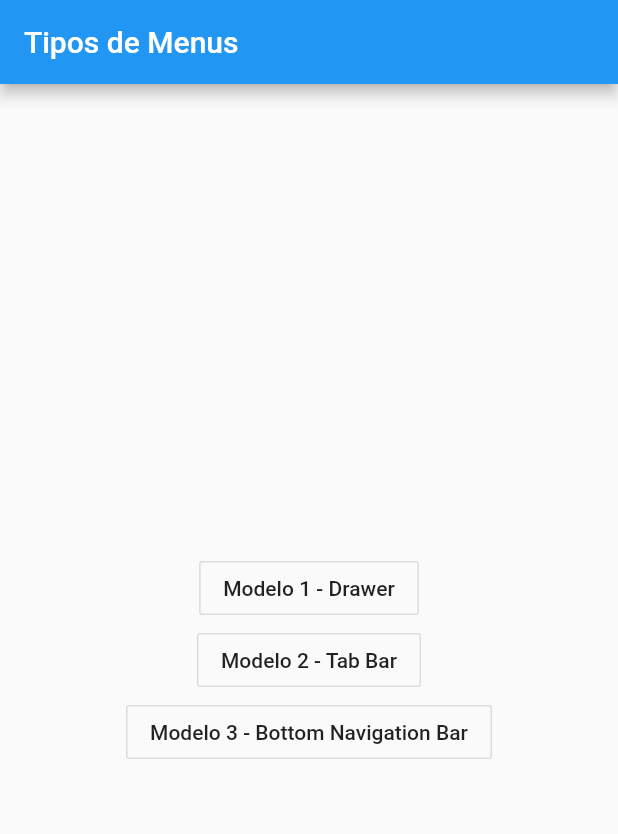
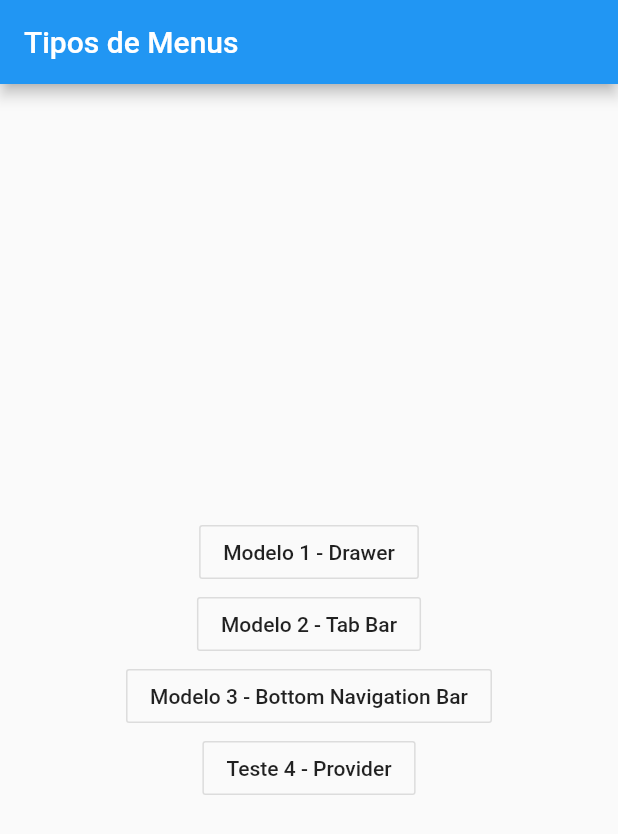
Before and after one commit to cristianms/teste_drawer, a Flutter app: the screen it shows after launch, on a phone screen of 412 x 824 dp. Shown: the top 834 px of the screen. Run offline on Flutter 3.47's test engine with Material 2 defaults, Android fonts, the phone set to English and light mode, and no system bars.

Commit message:
Teste com provider

```diff
--- a/lib/main.dart
+++ b/lib/main.dart
@@ -1,11 +1,11 @@
 import 'package:flutter/cupertino.dart';
 import 'package:flutter/material.dart';
+import 'package:provider/provider.dart';
+import 'package:testedrawer/models/app_model.dart';
 import 'package:testedrawer/pages/home_bottom_navigation_bar.dart';
 import 'package:testedrawer/pages/home_drawer.dart';
 import 'package:testedrawer/pages/home_tab_bar.dart';
-import 'package:testedrawer/pages/page_1.dart';
-import 'package:testedrawer/pages/page_2.dart';
-import 'package:testedrawer/pages/page_home.dart';
+import 'package:testedrawer/pages/page_3.dart';
 
 void main() {
   runApp(MyApp());
@@ -14,13 +14,20 @@ void main() {
 class MyApp extends StatelessWidget {
   @override
   Widget build(BuildContext context) {
-    return MaterialApp(
-      title: 'Flutter Demo',
-      theme: ThemeData(
-        primarySwatch: Colors.blue,
-        visualDensity: VisualDensity.adaptivePlatformDensity,
+    return MultiProvider(
+      providers: [
+        Provider<AppModel>(
+          create: (context) => AppModel(),
+        )
+      ],
+      child: MaterialApp(
+        title: 'Flutter Demo',
+        theme: ThemeData(
+          primarySwatch: Colors.blue,
+          visualDensity: VisualDensity.adaptivePlatformDensity,
+        ),
+        home: MyHomePage(),
       ),
-      home: MyHomePage(),
     );
   }
 }
@@ -69,6 +76,14 @@ class _MyHomePageState extends State<MyHomePage> {
                 ));
               },
             ),
+            OutlineButton(
+              child: Text("Teste 4 - Provider"),
+              onPressed: () {
+                Navigator.push(context, MaterialPageRoute(
+                    builder: (context) => Page3()
+                ));
+              },
+            ),
           ],
         ),
       )
--- /dev/null
+++ b/lib/models/app_model.dart
@@ -0,0 +1,12 @@
+
+import 'package:flutter/material.dart';
+
+class AppModel extends ChangeNotifier{
+
+  String teste = '';
+
+  void setTeste(String str) {
+    teste = str;
+    notifyListeners();
+  }
+}
--- a/pubspec.yaml
+++ b/pubspec.yaml
@@ -28,6 +28,7 @@ dependencies:
   # The following adds the Cupertino Icons font to your application.
   # Use with the CupertinoIcons class for iOS style icons.
   cupertino_icons: ^0.1.3
+  provider: ^4.3.1
 
 dev_dependencies:
   flutter_test:
```
Also changed, not shown: lib/pages/page_3.dart (added, +53 -0 lines), pubspec.lock.
